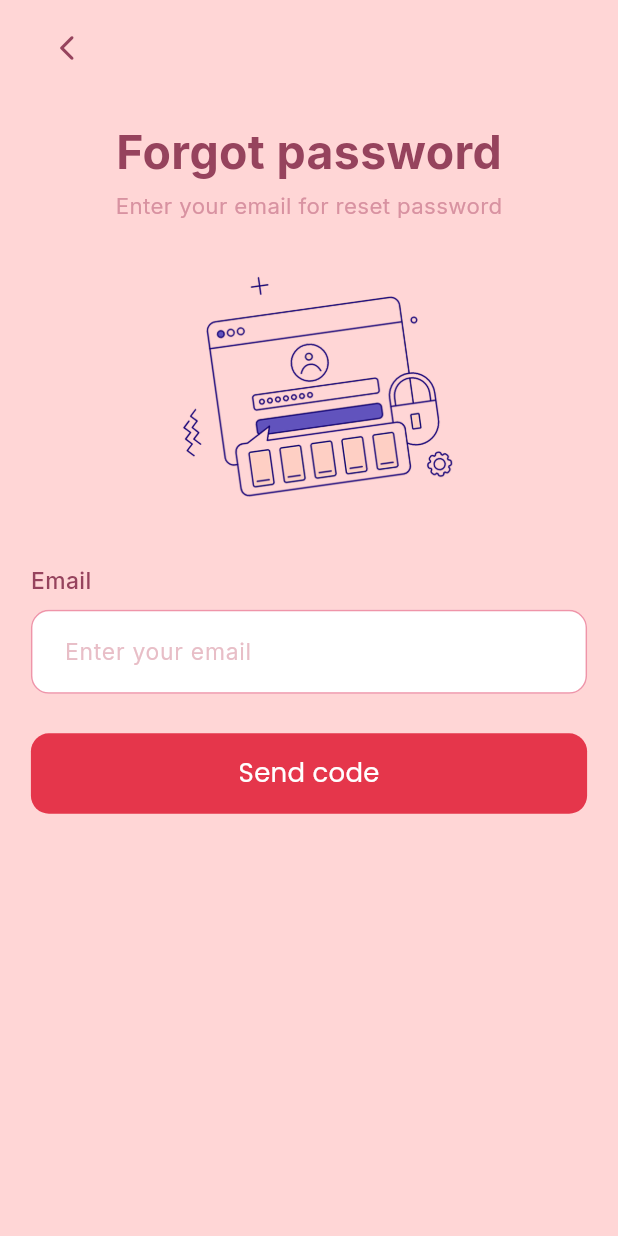
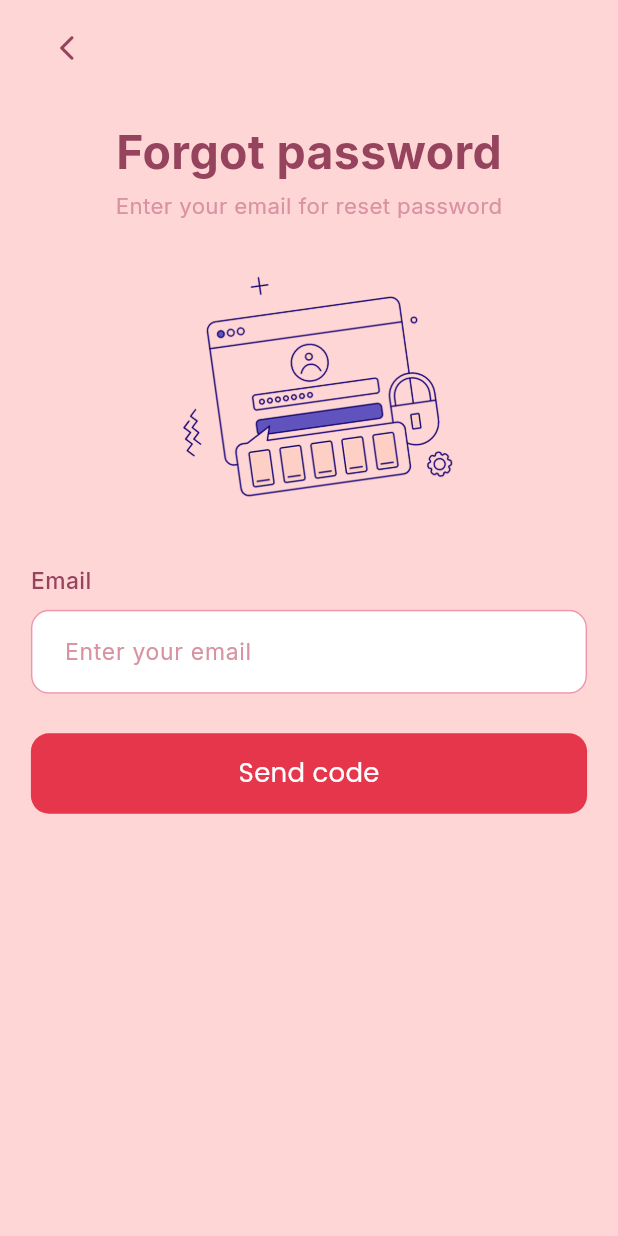
Before and after one commit to amarhumayunx/Love-Connect, a Flutter app: the ForgotPasswordView screen opened directly, on a phone screen of 412 x 824 dp. Run offline on Flutter 3.47's test engine with Material 3 defaults, Android fonts, the phone set to English and light mode, and no system bars; our stand-ins replace flutter_svg, get, google_fonts, loading_animation_widget; project files that could hold a hidden picture were left out.

Commit message:
Fixes, and set those screens Login, SignUp, Verification, and Forget Password Screen.

```diff
--- a/lib/screens/auth/forgot_password/view/forgot_password_view.dart
+++ b/lib/screens/auth/forgot_password/view/forgot_password_view.dart
@@ -1,10 +1,8 @@
 import 'package:flutter/material.dart';
-import 'package:flutter_svg/flutter_svg.dart';
 import 'package:get/get.dart';
 import 'package:google_fonts/google_fonts.dart';
 import 'package:love_connect/core/colors/app_colors.dart';
 import 'package:love_connect/core/strings/auth_strings.dart';
-import 'package:love_connect/core/utils/media_query_extensions.dart';
 import 'package:love_connect/screens/auth/forgot_password/view_model/forgot_password_view_model.dart';
 
 class ForgotPasswordView extends StatefulWidget {
@@ -40,7 +38,7 @@ class _ForgotPasswordViewState extends State<ForgotPasswordView> {
     final double horizontalPadding = screenWidth * 0.05; // 6% of width
     final double topPadding = screenHeight * 0.01; // 2% of height
     final double spacingLarge = screenHeight * 0.032; // 3.5% of height
-    final double spacingMedium = screenHeight * 0.020; // 2.2% of height
+// 2.2% of height
     final double spacingSmall = screenHeight * 0.010; // 1.2% of height
 
     // Responsive font sizes
@@ -173,7 +171,7 @@ class _ForgotPasswordViewState extends State<ForgotPasswordView> {
                                   hintText: 'Enter your email',
                                   hintStyle: GoogleFonts.inter(
                                     fontSize: hintFontSize,
-                                    color: AppColors.textLightPink.withOpacity(0.6),
+                                    color: AppColors.textLightPink
                                   ),
                                   filled: true,
                                   fillColor: Colors.white,
--- a/lib/screens/auth/verification/view/verification_view.dart
+++ b/lib/screens/auth/verification/view/verification_view.dart
@@ -2,7 +2,6 @@ import 'package:flutter/material.dart';
 import 'package:get/get.dart';
 import 'package:google_fonts/google_fonts.dart';
 import 'package:love_connect/core/colors/app_colors.dart';
-import 'package:love_connect/core/utils/media_query_extensions.dart';
 import 'package:love_connect/screens/auth/verification/view_model/verification_view_model.dart';
 
 class VerificationView extends StatefulWidget {
--- a/lib/screens/get_started/view_model/get_started_view_model.dart
+++ b/lib/screens/get_started/view_model/get_started_view_model.dart
@@ -2,9 +2,7 @@ import 'package:flutter/animation.dart';
 import 'package:flutter/services.dart';
 import 'package:get/get.dart';
 import 'package:love_connect/core/strings/get_started_screens_app_strings.dart';
-import 'package:love_connect/screens/auth/forgot_password/view/forgot_password_view.dart';
 import 'package:love_connect/screens/auth/login/view/login_view.dart';
-import 'package:love_connect/screens/auth/verification/view/verification_view.dart';
 import '../model/get_started_model.dart';
 
 class GetStartedViewModel extends GetxController {
```
